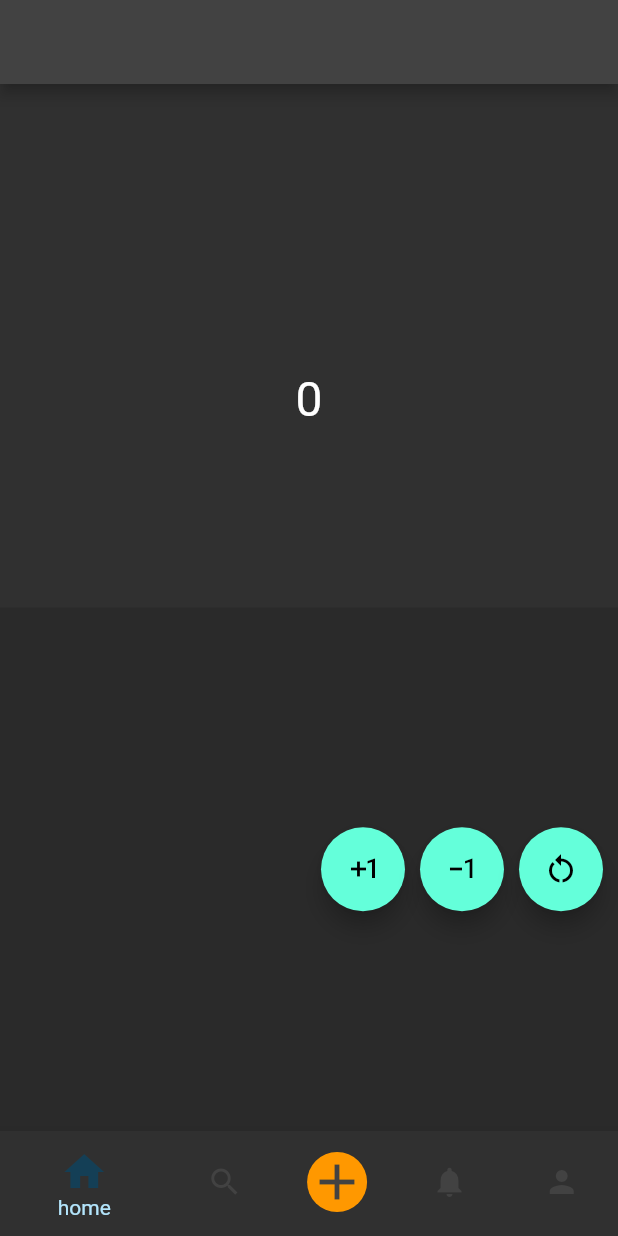
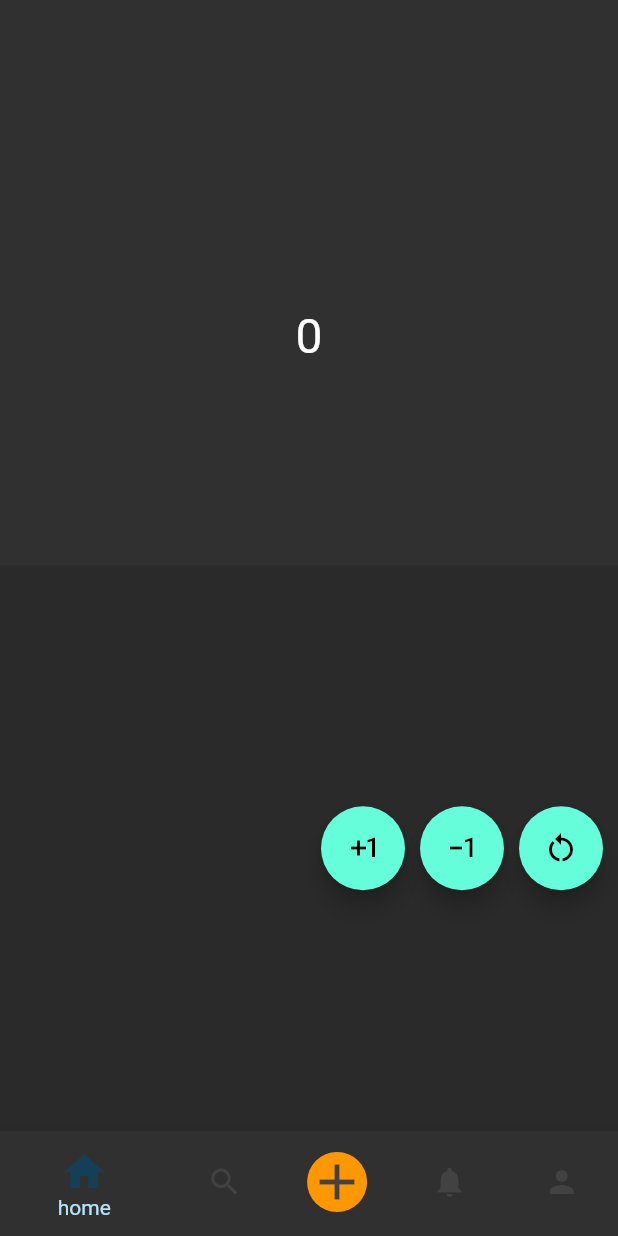
Before and after one commit to aofattaporn/practice-Flutter-2022, a Flutter app: the screen it shows after launch, on a phone screen of 412 x 824 dp. Run offline on Flutter 3.47's test engine with Material 2 defaults, Android fonts, the phone set to English and light mode, and no system bars; our stand-ins replace bloc, dio, equatable, flutter_bloc, rive.

Commit message:
prepare data before new session

```diff
--- a/lib/App.dart
+++ b/lib/App.dart
@@ -3,7 +3,10 @@ import 'package:flutter_bloc/flutter_bloc.dart';
 import 'package:test_flutter/src/blocs/HomePage/CounterBloc.dart';
 import 'package:test_flutter/src/blocs/NavigationsBloc.dart';
 import 'package:test_flutter/src/blocs/ProfilePage/covidBloc/covidBloc.dart';
+import 'package:test_flutter/src/ui/Counterview.dart';
 import 'package:test_flutter/src/ui/homescreen.dart';
+
+import 'learing/Layout/screen_layout.dart';
 
 class App extends StatelessWidget {
   const App({Key? key}) : super(key: key);
@@ -21,7 +24,7 @@ class App extends StatelessWidget {
       ),
       BlocProvider<NavigationBloc>(
           create:  (_)=> _navigationBloc),
-      // BlocProvider<CovidBloc>(create: (BuildContext context) => CovidBloc()),
-    ], child: const BottomNaviation());
+      BlocProvider<CovidBloc>(create: (BuildContext context) => CovidBloc()),
+    ], child: BottomNaviation());
   }
 }
--- a/lib/main.dart
+++ b/lib/main.dart
@@ -20,6 +20,6 @@ class AppBlocObserver extends BlocObserver {
 
 void main() {
   /// custom observer for check log on state
-  Bloc.observer = AppBlocObserver();
+  // Bloc.observer = AppBlocObserver();
   runApp(const App());
 }
--- a/lib/src/ui/homescreen.dart
+++ b/lib/src/ui/homescreen.dart
@@ -24,13 +24,7 @@ class _BottomNaviationState extends State<BottomNaviation> {
       theme: ThemeData.dark(),
       home: Scaffold(
         /// manage app bar
-        appBar: AppBar(),
-
-        // floatingActionButton: FloatingActionButton(
-        //   child: Icon(Icons.add),
-        //   onPressed: (){},
-        // ),
-        // floatingActionButtonLocation: FloatingActionButtonLocation.centerDocked,
+        // appBar: AppBar(),
 
         /// manage bottomNavigationBar
         bottomNavigationBar: BlocBuilder<NavigationBloc, NavigationModel>(
```
Also changed, not shown: lib/learing/Layout/screen_layout.dart (+4 -3 lines).
